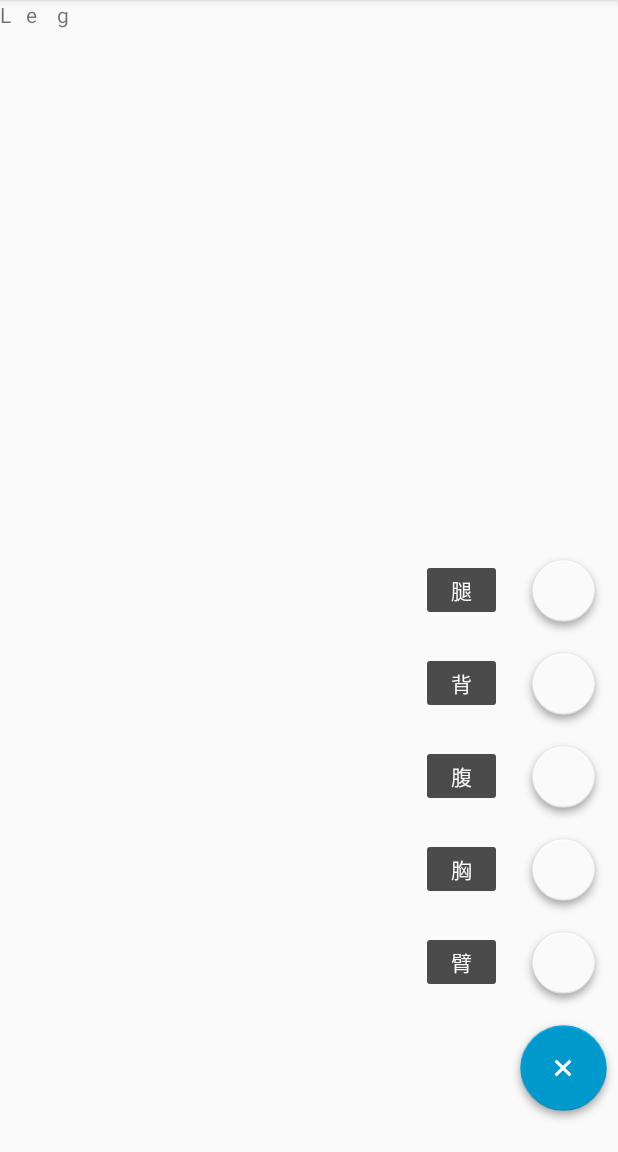
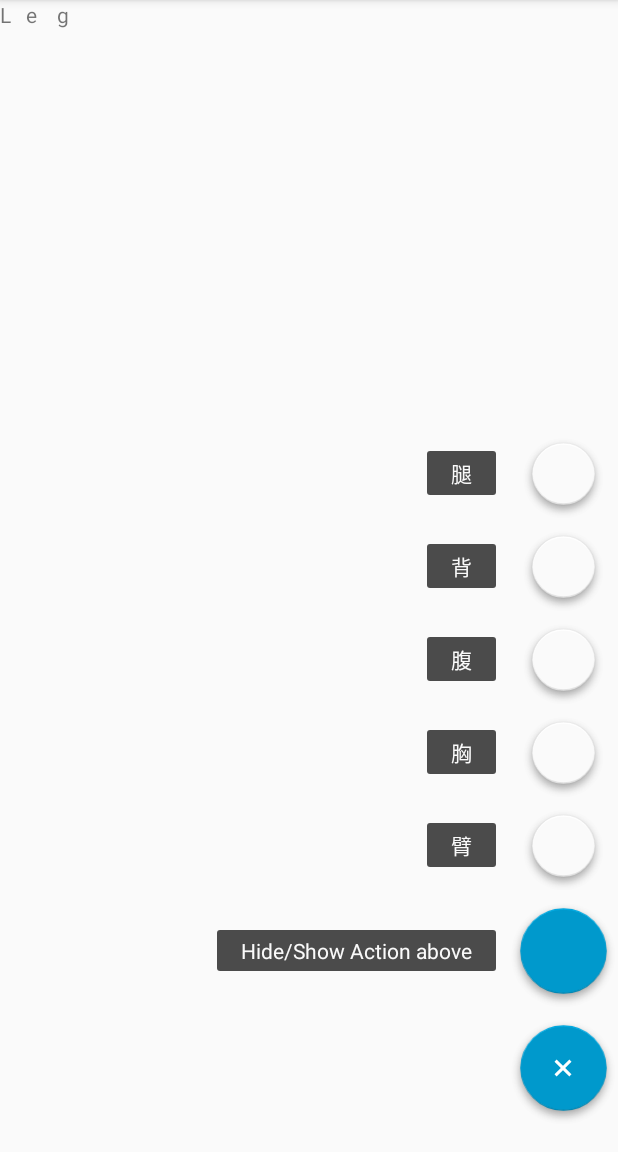
Before and after one commit to fashi-github/GymRecorder, an Android app: the fragment BuildingMuscleFragment placed in its activity, after a tap on an icon or button, on a phone screen of 412 x 824 dp, the part 84-1236 px from its top. Run offline under Robolectric (Android 15) with nearby library versions, the phone set to English and light mode, and no system bars; plain views replace CompoundSelector; 1 other tap on this screen came first.

Commit message:
use recycle view to present the building items: part, action and times.

```diff
--- a/app/src/main/java/com/jirou/gymrecorder/BuildingMuscleFragment.java
+++ b/app/src/main/java/com/jirou/gymrecorder/BuildingMuscleFragment.java
@@ -2,6 +2,8 @@ package com.jirou.gymrecorder;
 
 import android.os.Bundle;
 import android.support.v4.app.Fragment;
+import android.support.v7.widget.LinearLayoutManager;
+import android.support.v7.widget.RecyclerView;
 import android.view.LayoutInflater;
 import android.view.View;
 import android.view.ViewGroup;
@@ -10,10 +12,16 @@ import android.widget.TextView;
 
 import com.jirou.gymrecorder.coustm.widget.FloatingActionButton;
 
+import com.jirou.gymrecorder.coustm.widget.FloatingActionButton;
+import com.jirou.gymrecorder.coustm.widget.FloatingActionsMenu;
+
 /**
  * Created by wizard on 16/5/2.
  */
 public class BuildingMuscleFragment extends Fragment {
+    protected RecyclerView.LayoutManager mLayoutManager;
+
+
     public BuildingMuscleFragment(){}
 
     public interface SelectPartListener {
@@ -25,7 +33,7 @@ public class BuildingMuscleFragment extends Fragment {
                              Bundle savedInstanceState) {
 
         View v = inflater.inflate(R.layout.fragment_building_muscle, container, false);
-        final LinearLayout buildingParts = (LinearLayout) v.findViewById(R.id.building_part);
+        final LinearLayout buildingPartsLinear = (LinearLayout) v.findViewById(R.id.building_part);
 
         FloatingActionButton legBtn = (FloatingActionButton) v.findViewById(R.id.leg_btn);
         legBtn.setOnClickListener(new View.OnClickListener() {
@@ -40,9 +48,27 @@ public class BuildingMuscleFragment extends Fragment {
 //                marginLayoutParams.topMargin = 1000;
 //                marginLayoutParams.rightMargin = 1000;
 //                marginLayoutParams.bottomMargin = 1000;
-                buildingParts.addView(legText, marginLayoutParams);
+                buildingPartsLinear.addView(legText, marginLayoutParams);
             }
         });
+
+        RecyclerView buildingParts = (RecyclerView) v.findViewById(R.id.building_parts);
+        mLayoutManager = new LinearLayoutManager(getActivity());
+        buildingParts.setLayoutManager(mLayoutManager);
+
+
+        FloatingActionButton actionC = new FloatingActionButton(getContext());
+        actionC.setTitle("Hide/Show Action above");
+        actionC.setOnClickListener(new View.OnClickListener() {
+            @Override
+            public void onClick(View v) {
+//                actionB.setVisibility(actionB.getVisibility() == View.GONE ? View.VISIBLE : View.GONE);
+            }
+        });
+
+        final FloatingActionsMenu menuMultipleActions = (FloatingActionsMenu) v.findViewById(R.id.pink_icon);
+        menuMultipleActions.addButton(actionC);
+
 
 //        Button selectPartBtn = (Button) v.findViewById(R.id.select_part_btn);
 //        final TextView selectedPart = (TextView) v.findViewById(R.id.part_selected);
--- a/app/src/main/java/com/jirou/gymrecorder/coustm/widget/FloatingActionButton.java
+++ b/app/src/main/java/com/jirou/gymrecorder/coustm/widget/FloatingActionButton.java
@@ -21,6 +21,7 @@ import android.support.annotation.ColorRes;
 import android.support.annotation.DimenRes;
 import android.support.annotation.DrawableRes;
 import android.support.annotation.IntDef;
+import android.support.annotation.NonNull;
 import android.support.annotation.Size;
 import android.util.AttributeSet;
 import android.widget.ImageButton;
@@ -45,34 +46,20 @@ public class FloatingActionButton extends ImageButton {
     public @interface FAB_SIZE {
     }
 
-    @ColorInt
     int mColorNormal;
-
-    @ColorInt
     int mColorPressed;
-
-    @ColorInt
     int mColorDisabled;
-
-    @Size
+    String mTitle;
+    @DrawableRes
+    private int mIcon;
+    private Drawable mIconDrawable;
     private int mSize;
 
-    @DrawableRes
-    private int mIcon;
-
-    String mTitle;
-
+    private float mCircleSize;
+    private float mShadowRadius;
+    private float mShadowOffset;
+    private int mDrawableSize;
     boolean mStrokeVisible;
-
-    private float mShadowRadius;
-
-    private float mShadowOffset;
-
-    private int mDrawableSize;
-
-    private float mCircleSize;
-
-    private Drawable mIconDrawable;
 
     public FloatingActionButton(Context context) {
         this(context, null);
@@ -83,25 +70,20 @@ public class FloatingActionButton extends ImageButton {
         init(context, attrs);
     }
 
-    public FloatingActionButton(Context context, AttributeSet attrs, int defStyleAttr) {
-        super(context, attrs, defStyleAttr);
+    public FloatingActionButton(Context context, AttributeSet attrs, int defStyle) {
+        super(context, attrs, defStyle);
         init(context, attrs);
     }
 
     void init(Context context, AttributeSet attributeSet) {
-        TypedArray attr = context.obtainStyledAttributes(attributeSet,
-                R.styleable.FloatingActionButton, 0, 0);
-        mColorNormal = attr.getColor(R.styleable.FloatingActionButton_fab_colorNormal,
-                getColor(android.R.color.holo_blue_dark));
-        mColorPressed = attr.getColor(R.styleable.FloatingActionButton_fab_colorPressed,
-                getColor(android.R.color.holo_blue_light));
-        mColorDisabled = attr.getColor(R.styleable.FloatingActionButton_fab_colorDisabled,
-                getColor(android.R.color.darker_gray));
+        TypedArray attr = context.obtainStyledAttributes(attributeSet, R.styleable.FloatingActionButton, 0, 0);
+        mColorNormal = attr.getColor(R.styleable.FloatingActionButton_fab_colorNormal, getColor(android.R.color.holo_blue_dark));
+        mColorPressed = attr.getColor(R.styleable.FloatingActionButton_fab_colorPressed, getColor(android.R.color.holo_blue_light));
+        mColorDisabled = attr.getColor(R.styleable.FloatingActionButton_fab_colorDisabled, getColor(android.R.color.darker_gray));
         mSize = attr.getInt(R.styleable.FloatingActionButton_fab_size, SIZE_NORMAL);
         mIcon = attr.getResourceId(R.styleable.FloatingActionButton_fab_icon, 0);
         mTitle = attr.getString(R.styleable.FloatingActionButton_fab_title);
-        mStrokeVisible = attr.getBoolean(R.styleable.FloatingActionButton_fab_stroke_visible,
-                true);
+        mStrokeVisible = attr.getBoolean(R.styleable.FloatingActionButton_fab_stroke_visible, true);
         attr.recycle();
 
         updateCircleSize();
@@ -112,11 +94,6 @@ public class FloatingActionButton extends ImageButton {
         updateBackground();
     }
 
-    int getColor(@ColorRes int id) {
-        return getResources().getColor(id, null);
-    }
-
-
     private void updateDrawableSize() {
         mDrawableSize = (int) (mCircleSize + 2 * mShadowRadius);
     }
@@ -125,8 +102,133 @@ public class FloatingActionButton extends ImageButton {
         mCircleSize = getDimension(mSize == SIZE_NORMAL ? R.dimen.fab_size_normal : R.dimen.fab_size_mini);
     }
 
+    public void setSize(@FAB_SIZE int size) {
+        if (size != SIZE_MINI && size != SIZE_NORMAL) {
+            throw new IllegalArgumentException("Use @FAB_SIZE constants only!");
+        }
+
+        if (mSize != size) {
+            mSize = size;
+            updateCircleSize();
+            updateDrawableSize();
+            updateBackground();
+        }
+    }
+
+    @FAB_SIZE
+    public int getSize() {
+        return mSize;
+    }
+
+    public void setIcon(@DrawableRes int icon) {
+        if (mIcon != icon) {
+            mIcon = icon;
+            mIconDrawable = null;
+            updateBackground();
+        }
+    }
+
+    public void setIconDrawable(@NonNull Drawable iconDrawable) {
+        if (mIconDrawable != iconDrawable) {
+            mIcon = 0;
+            mIconDrawable = iconDrawable;
+            updateBackground();
+        }
+    }
+
+    /**
+     * @return the current Color for normal state.
+     */
+    public int getColorNormal() {
+        return mColorNormal;
+    }
+
+    public void setColorNormalResId(@ColorRes int colorNormal) {
+        setColorNormal(getColor(colorNormal));
+    }
+
+    public void setColorNormal(int color) {
+        if (mColorNormal != color) {
+            mColorNormal = color;
+            updateBackground();
+        }
+    }
+
+    /**
+     * @return the current color for pressed state.
+     */
+    public int getColorPressed() {
+        return mColorPressed;
+    }
+
+    public void setColorPressedResId(@ColorRes int colorPressed) {
+        setColorPressed(getColor(colorPressed));
+    }
+
+    public void setColorPressed(int color) {
+        if (mColorPressed != color) {
+            mColorPressed = color;
+            updateBackground();
+        }
+    }
+
+    /**
+     * @return the current color for disabled state.
+     */
+    public int getColorDisabled() {
+        return mColorDisabled;
+    }
+
+    public void setColorDisabledResId(@ColorRes int colorDisabled) {
+        setColorDisabled(getColor(colorDisabled));
+    }
+
+    public void setColorDisabled(int color) {
+        if (mColorDisabled != color) {
+            mColorDisabled = color;
+            updateBackground();
+        }
+    }
+
+    public void setStrokeVisible(boolean visible) {
+        if (mStrokeVisible != visible) {
+            mStrokeVisible = visible;
+            updateBackground();
+        }
+    }
+
+    public boolean isStrokeVisible() {
+        return mStrokeVisible;
+    }
+
+    int getColor(@ColorRes int id) {
+        return getResources().getColor(id);
+    }
+
     float getDimension(@DimenRes int id) {
         return getResources().getDimension(id);
+    }
+
+    public void setTitle(String title) {
+        mTitle = title;
+        TextView label = getLabelView();
+        if (label != null) {
+            label.setText(title);
+        }
+    }
+
+    TextView getLabelView() {
+        return (TextView) getTag(R.id.fab_label);
+    }
+
+    public String getTitle() {
+        return mTitle;
+    }
+
+    @Override
+    protected void onMeasure(int widthMeasureSpec, int heightMeasureSpec) {
+        super.onMeasure(widthMeasureSpec, heightMeasureSpec);
+        setMeasuredDimension(mDrawableSize, mDrawableSize);
     }
 
     void updateBackground() {
@@ -135,9 +237,7 @@ public class FloatingActionButton extends ImageButton {
 
         LayerDrawable layerDrawable = new LayerDrawable(
                 new Drawable[] {
-                        getResources().getDrawable(
-                        mSize == SIZE_NORMAL ?
-                                R.drawable.fab_bg_normal : R.drawable.fab_bg_mini, null),
+                        getResources().getDrawable(mSize == SIZE_NORMAL ? R.drawable.fab_bg_normal : R.drawable.fab_bg_mini),
                         createFillDrawable(strokeWidth),
                         createOuterStrokeDrawable(strokeWidth),
                         getIconDrawable()
@@ -180,35 +280,11 @@ public class FloatingActionButton extends ImageButton {
         }
     }
 
-    private int opaque(int argb) {
-        return Color.rgb(
-                Color.red(argb),
-                Color.green(argb),
-                Color.blue(argb)
-        );
-    }
-
-    private Drawable createOuterStrokeDrawable(float strokeWidth) {
-        ShapeDrawable shapeDrawable = new ShapeDrawable(new OvalShape());
-
-        final Paint paint = shapeDrawable.getPaint();
-        paint.setAntiAlias(true);
-        paint.setStrokeWidth(strokeWidth);
-        paint.setStyle(Paint.Style.STROKE);
-        paint.setColor(Color.BLACK);
-        paint.setAlpha(opacityToAlpha(0.02f));
-
-        return shapeDrawable;
-    }
-
     private StateListDrawable createFillDrawable(float strokeWidth) {
         StateListDrawable drawable = new StateListDrawable();
-        drawable.addState(new int[] { -android.R.attr.state_enabled },
-                createCircleDrawable(mColorDisabled, strokeWidth));
-        drawable.addState(new int[] { android.R.attr.state_pressed },
-                createCircleDrawable(mColorPressed, strokeWidth));
-        drawable.addState(new int[] { },
-                createCircleDrawable(mColorNormal, strokeWidth));
+        drawable.addState(new int[] { -android.R.attr.state_enabled }, createCircleDrawable(mColorDisabled, strokeWidth));
+        drawable.addState(new int[] { android.R.attr.state_pressed }, createCircleDrawable(mColorPressed, strokeWidth));
+        drawable.addState(new int[] { }, createCircleDrawable(mColorNormal, strokeWidth));
         return drawable;
     }
 
@@ -232,78 +308,10 @@ public class FloatingActionButton extends ImageButton {
                 : new TranslucentLayerDrawable(alpha, layers);
 
         int halfStrokeWidth = (int) (strokeWidth / 2f);
-        drawable.setLayerInset(1,
-                halfStrokeWidth,
-                halfStrokeWidth,
-                halfStrokeWidth,
-                halfStrokeWidth);
+        drawable.setLayerInset(1, halfStrokeWidth, halfStrokeWidth, halfStrokeWidth, halfStrokeWidth);
 
         return drawable;
     }
-
-    private Drawable createInnerStrokesDrawable(final int color, float strokeWidth) {
-        if (!mStrokeVisible) {
-            return new ColorDrawable(Color.TRANSPARENT);
-        }
-
-        ShapeDrawable shapeDrawable = new ShapeDrawable(new OvalShape());
-
-        final int bottomStrokeColor = darkenColor(color);
-        final int bottomStrokeColorHalfTransparent = halfTransparent(bottomStrokeColor);
-        final int topStrokeColor = lightenColor(color);
-        final int topStrokeColorHalfTransparent = halfTransparent(topStrokeColor);
-
-        final Paint paint = shapeDrawable.getPaint();
-        paint.setAntiAlias(true);
-        paint.setStrokeWidth(strokeWidth);
-        paint.setStyle(Paint.Style.STROKE);
-        shapeDrawable.setShaderFactory(new ShapeDrawable.ShaderFactory() {
-            @Override
-            public Shader resize(int width, int height) {
-                return new LinearGradient(width / 2, 0, width / 2, height,
-                        new int[] { topStrokeColor,
-                                topStrokeColorHalfTransparent,
-                                color,
-                                bottomStrokeColorHalfTransparent,
-                                bottomStrokeColor },
-                        new float[] { 0f, 0.2f, 0.5f, 0.8f, 1f },
-                        Shader.TileMode.CLAMP
-                );
-            }
-        });
-
-        return shapeDrawable;
-    }
-
-    public void setIcon(@DrawableRes int icon) {
-        if (mIcon != icon) {
-            mIcon = icon;
-            mIconDrawable = null;
-            updateBackground();
-        }
-    }
-
-    public void setSize(@FAB_SIZE int size) {
-        if (size != SIZE_MINI && size != SIZE_NORMAL) {
-            throw new IllegalArgumentException("Use @FAB_SIZE constants only!");
-        }
-
-        if (mSize != size) {
-            mSize = size;
-            updateCircleSize();
-            updateDrawableSize();
-            updateBackground();
-        }
-    }
-
-    TextView getLabelView() {
-        return (TextView) getTag(R.id.fab_label);
-    }
-
-    public String getTitle() {
-        return mTitle;
-    }
-
 
     private static class TranslucentLayerDrawable extends LayerDrawable {
         private final int mAlpha;
@@ -316,26 +324,23 @@ public class FloatingActionButton extends ImageButton {
         @Override
         public void draw(Canvas canvas) {
             Rect bounds = getBounds();
-            canvas.saveLayerAlpha(bounds.left,
-                    bounds.top,
-                    bounds.right,
-                    bounds.bottom,
-                    mAlpha,
-                    Canvas.ALL_SAVE_FLAG);
+            canvas.saveLayerAlpha(bounds.left, bounds.top, bounds.right, bounds.bottom, mAlpha, Canvas.ALL_SAVE_FLAG);
             super.draw(canvas);
             canvas.restore();
         }
     }
 
+    private Drawable createOuterStrokeDrawable(float strokeWidth) {
+        ShapeDrawable shapeDrawable = new ShapeDrawable(new OvalShape());
 
-    @SuppressWarnings("deprecation")
-    @SuppressLint("NewApi")
-    private void setBackgroundCompat(Drawable drawable) {
-        if (Build.VERSION.SDK_INT >= Build.VERSION_CODES.JELLY_BEAN) {
-            setBackground(drawable);
-        } else {
-            setBackgroundDrawable(drawable);
-        }
+        final Paint paint = shapeDrawable.getPaint();
+        paint.setAntiAlias(true);
+        paint.setStrokeWidth(strokeWidth);
+        paint.setStyle(Paint.Style.STROKE);
+        paint.setColor(Color.BLACK);
+        paint.setAlpha(opacityToAlpha(0.02f));
+
+        return shapeDrawable;
     }
 
     private int opacityToAlpha(float opacity) {
@@ -367,4 +372,62 @@ public class FloatingActionButton extends ImageButton {
                 Color.blue(argb)
         );
     }
+
+    private int opaque(int argb) {
+        return Color.rgb(
+                Color.red(argb),
+                Color.green(argb),
+                Color.blue(argb)
+        );
+    }
+
+    private Drawable createInnerStrokesDrawable(final int color, float strokeWidth) {
+        if (!mStrokeVisible) {
+            return new ColorDrawable(Color.TRANSPARENT);
+        }
+
+        ShapeDrawable shapeDrawable = new ShapeDrawable(new OvalShape());
+
+        final int bottomStrokeColor = darkenColor(color);
+        final int bottomStrokeColorHalfTransparent = halfTransparent(bottomStrokeColor);
+        final int topStrokeColor = lightenColor(color);
+        final int topStrokeColorHalfTransparent = halfTransparent(topStrokeColor);
+
+        final Paint paint = shapeDrawable.getPaint();
+        paint.setAntiAlias(true);
+        paint.setStrokeWidth(strokeWidth);
+        paint.setStyle(Paint.Style.STROKE);
+        shapeDrawable.setShaderFactory(new ShapeDrawable.ShaderFactory() {
+            @Override
+            public Shader resize(int width, int height) {
+                return new LinearGradient(width / 2, 0, width / 2, height,
+                        new int[] { topStrokeColor, topStrokeColorHalfTransparent, color, bottomStrokeColorHalfTransparent, bottomStrokeColor },
+                        new float[] { 0f, 0.2f, 0.5f, 0.8f, 1f },
+                        Shader.TileMode.CLAMP
+                );
+            }
+        });
+
+        return shapeDrawable;
+    }
+
+    @SuppressWarnings("deprecation")
+    @SuppressLint("NewApi")
+    private void setBackgroundCompat(Drawable drawable) {
+        if (Build.VERSION.SDK_INT >= Build.VERSION_CODES.JELLY_BEAN) {
+            setBackground(drawable);
+        } else {
+            setBackgroundDrawable(drawable);
+        }
+    }
+
+    @Override
+    public void setVisibility(int visibility) {
+        TextView label = getLabelView();
+        if (label != null) {
+            label.setVisibility(visibility);
+        }
+
+        super.setVisibility(visibility);
+    }
 }
--- a/app/src/main/res/layout/fragment_building_muscle.xml
+++ b/app/src/main/res/layout/fragment_building_muscle.xml
@@ -23,6 +23,11 @@
 
     </LinearLayout>
 
+    <android.support.v7.widget.RecyclerView
+        android:id="@+id/building_parts"
+        android:layout_width="match_parent"
+        android:layout_height="match_parent">
+    </android.support.v7.widget.RecyclerView>
 
     <com.jirou.gymrecorder.coustm.widget.FloatingActionsMenu
         android:id="@+id/pink_icon"
```
Also changed, not shown: app/src/main/java/com/jirou/gymrecorder/BuildingAdapter.java (added, +54 -0 lines), app/src/main/res/layout/building_item.xml (added, +9 -0 lines).
